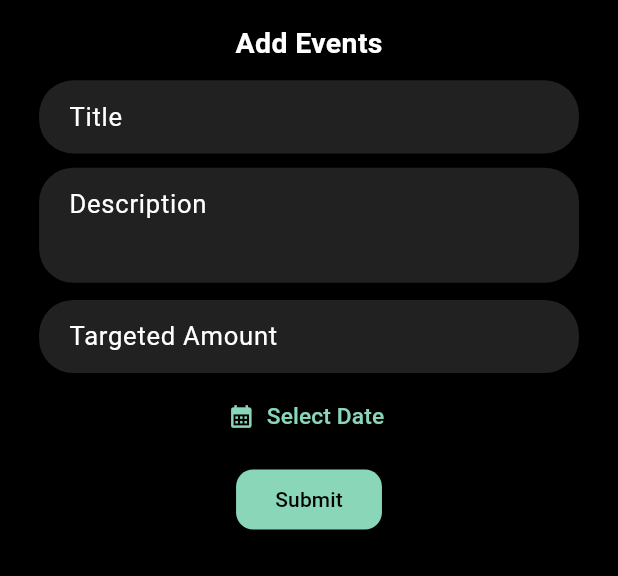
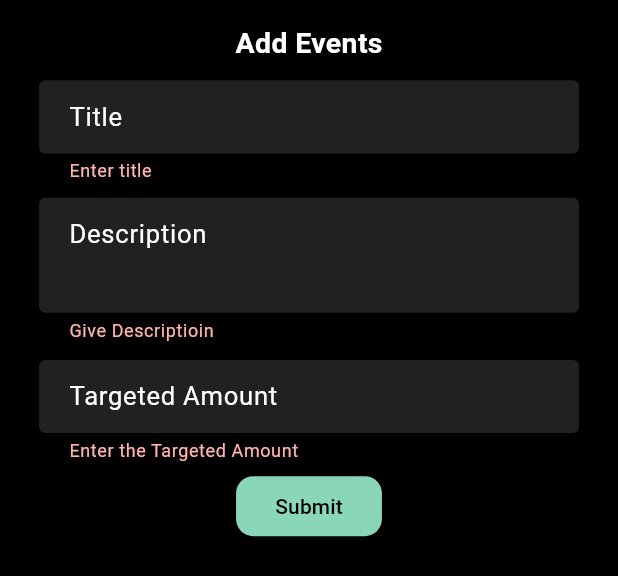
Before and after one commit to safwanmv/Event-Fund-Manager, a Flutter app: the Eventaddbottomsheet widget shown alone on an empty page, opened directly, after a tap on "Submit", on a phone screen of 412 x 824 dp. Shown: the top 576 px of the screen. Run offline on Flutter 3.47's test engine with Material 3 defaults, Android fonts, the phone set to English and light mode, and no system bars; our stand-ins replace fl_chart, flutter_screenutil, flutter_slidable, hive, hive_flutter; accounts and stored records are empty.

Commit message:
error: the error due to commit is fixed

```diff
--- a/lib/db/Event_db/event_db.dart
+++ b/lib/db/Event_db/event_db.dart
@@ -30,7 +30,7 @@
   }
 
   ValueNotifier<List<EventModel>> eventListNotifer = ValueNotifier([]);
-  ValueNotifier<List<EventModel>> filteredEventsNotifer = ValueNotifier([]);
+  // ValueNotifier<List<EventModel>> filteredEventsNotifer = ValueNotifier([]);
   late final Box<EventModel> _eventBox;
 
   @override
--- a/lib/screens/Authentication/Login/login_screen.dart
+++ b/lib/screens/Authentication/Login/login_screen.dart
@@ -24,7 +24,6 @@
   @override
   void initState() {
     super.initState();
-    UserDb.instance.userListNotifier;
   }
 
   @override
--- a/lib/screens/Main Screen/Events/events_list.dart
+++ b/lib/screens/Main Screen/Events/events_list.dart
@@ -11,6 +11,10 @@
     return ValueListenableBuilder(
       valueListenable: EventDb.instance.eventListNotifer,
       builder: (context, eventList, _) {
+        if(eventList.isEmpty){
+          return
+          Center(child: Text("The list is empty"));
+        }
         return ListView.separated(
           itemBuilder: (context, index) {
             final value=eventList[index];
--- a/lib/screens/Main Screen/Home/eventAddBottomSheet.dart
+++ b/lib/screens/Main Screen/Home/eventAddBottomSheet.dart
@@ -1,7 +1,7 @@
+
 import 'package:expense_tracker/CustomWidgets/c_text_form_field.dart';
 import 'package:expense_tracker/db/Event_db/event_db.dart';
 import 'package:expense_tracker/db/Users_db/users_db.dart';
-import 'package:expense_tracker/models/Events/event_model.dart';
 import 'package:flutter/material.dart';
 import 'package:flutter_screenutil/flutter_screenutil.dart';
 import 'package:intl/intl.dart';
@@ -18,10 +18,12 @@
   final _titleController = TextEditingController();
   final _descriptionController = TextEditingController();
   final _targetedAmountController = TextEditingController();
-  DateTime? selectDateTime;
   @override
   Widget build(BuildContext context) {
     final color = Theme.of(context).colorScheme;
+    return ValueListenableBuilder(
+      valueListenable: UserDb.instance.activeUserNotifier,
+      builder: (context, activeUser, _) {
         return Padding(
           padding: EdgeInsets.only(
             right: 26.w,
@@ -36,7 +38,10 @@
               children: [
                 Text(
                   "Add Events",
-              style: TextStyle(fontSize: 20.sp, fontWeight: FontWeight.bold),
+                  style: TextStyle(
+                    fontSize: 20.sp,
+                    fontWeight: FontWeight.bold,
+                  ),
                 ),
                 SizedBox(height: 12.h),
                 CTextFromField(
@@ -76,34 +81,36 @@
                   keyboardType: TextInputType.number,
                 ),
                 SizedBox(height: 5.h),
-            TextButton.icon(
-              onPressed: () async {
-                final selectDateTimeTemp = await showDatePicker(
-                  context: context,
-                  initialDate: DateTime.now(),
-                  firstDate: DateTime.now().subtract(Duration(days: 365)),
-                  lastDate: DateTime.now(),
-                );
-                if (selectDateTimeTemp == null) {
-                  return;
-                }
-                setState(() {
-                  selectDateTime = selectDateTimeTemp;
-                });
-              },
-              label: Text(
-                selectDateTime == null
-                    ? "Select Date"
-                    : formattedDate(selectDateTime!),
+                // TextButton.icon(
+                //   onPressed: () async {
+                //     final selectDateTimeTemp = await showDatePicker(
+                //       context: context,
+                //       initialDate: DateTime.now(),
+                //       firstDate: DateTime.now().subtract(Duration(days: 365)),
+                //       lastDate: DateTime.now(),
+                //     );
+                //     if (selectDateTimeTemp == null) {
+                //       return;
+                //     }
+                //     setState(() {
+                //       selectDateTime = selectDateTimeTemp;
+                //     });
+                //   },
+                //   label: Text(
+                //     selectDateTime == null
+                //         ? "Select Date"
+                //         : formattedDate(selectDateTime!),
 
-                style: TextStyle(fontSize: 16.sp),
-              ),
-              icon: Icon(Icons.calendar_month),
-            ),
-            SizedBox(height: 8.h),
+                //     style: TextStyle(fontSize: 16.sp),
+                //   ),
+                //   icon: Icon(Icons.calendar_month),
+                // ),
                 ElevatedButton(
                   style: ElevatedButton.styleFrom(
-                padding: EdgeInsets.symmetric(horizontal: 26.w, vertical: 6.h),
+                    padding: EdgeInsets.symmetric(
+                      horizontal: 26.w,
+                      vertical: 6.h,
+                    ),
                     shape: RoundedRectangleBorder(
                       borderRadius: BorderRadiusGeometry.circular(12.r),
                     ),
@@ -111,13 +118,26 @@
                     foregroundColor: color.surface,
                   ),
                   onPressed: () {
-                if(formKey.currentState!.validate()){
-                  final title=_titleController.text.trim();
-                  final description=_descriptionController.text.trim();
-                  final targetedAmount=_targetedAmountController.text.trim();
-                  final date=selectDateTime;
-                  final userName=
-                  EventModel(title: title, description: description, date: date!, createdBy: usermo, targetedAmount: targetedAmount)
+                    if (formKey.currentState!.validate()) {
+                      final title = _titleController.text.trim();
+                      final description = _descriptionController.text.trim();
+                      final targetedAmount = _targetedAmountController.text
+                          .trim();
+                      final targetedAmountDouble = double.parse(targetedAmount);
+                      final createdBy = activeUser?.name ?? "no name";
+                      final DateTime date=DateTime.now();
+                      EventDb.instance.createEvent(title, description, date, createdBy, targetedAmountDouble);
+
+                      Navigator.of(context).pop();
+                      ScaffoldMessenger.of(context).showSnackBar(
+                        SnackBar(
+                          content: Text(
+                            "Successfully Added",
+                            style: TextStyle(fontSize: 16.sp),
+                          ),
+                        ),
+                      );
+
                     }
                   },
                   child: Text("Submit"),
@@ -126,6 +146,8 @@
             ),
           ),
         );
+      },
+    );
   }
 
   String formattedDate(DateTime date) {
--- a/lib/screens/Main Screen/main_screen.dart
+++ b/lib/screens/Main Screen/main_screen.dart
@@ -1,5 +1,6 @@
 import 'package:expense_tracker/screens/Main%20Screen/Analytics/analytics_screen.dart';
 import 'package:expense_tracker/screens/Main%20Screen/Balance/balance_screen.dart';
+import 'package:expense_tracker/screens/Main%20Screen/Events/events_list.dart';
 import 'package:expense_tracker/screens/Main%20Screen/Home/home_screen.dart';
 import 'package:expense_tracker/screens/Main%20Screen/Profile/profile_screen.dart';
 import 'package:expense_tracker/widgets/bottom_navigation/bottom_naviagtion.dart';
@@ -11,8 +12,9 @@
   static ValueNotifier<int> selectedIndexNotifer = ValueNotifier(2);
   final _pages = const [
     AnalyticsScreen(),
+    BalanceScreen(),
     HomeScreen(),
-    BalanceScreen(),
+    EventsList(),
     ProfileScreen(),
   ];
 
```
Also changed, not shown: lib/main.dart (+10 -1 lines), lib/screens/Main Screen/Profile/profile_screen.dart (+7 -11 lines), lib/screens/Splash Screen/splash_screen.dart (+11 -5 lines). Lines whose indentation alone changed are shown as unchanged.
